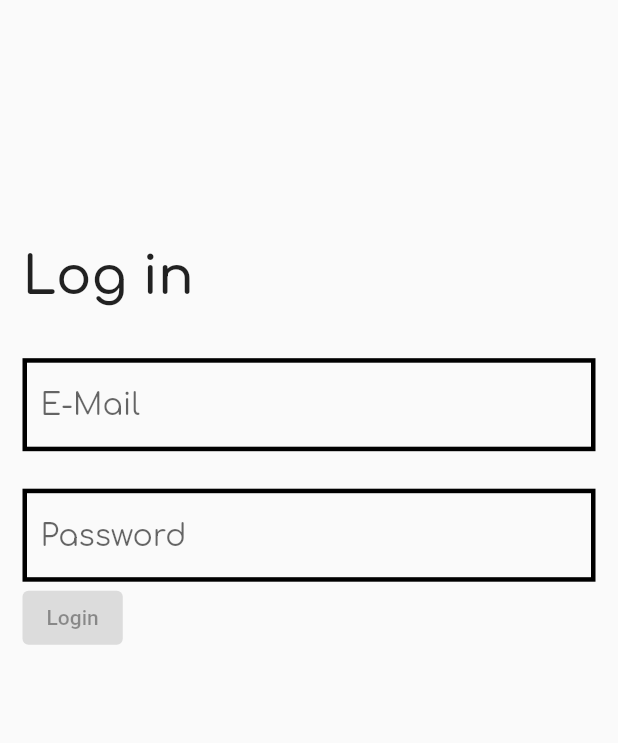
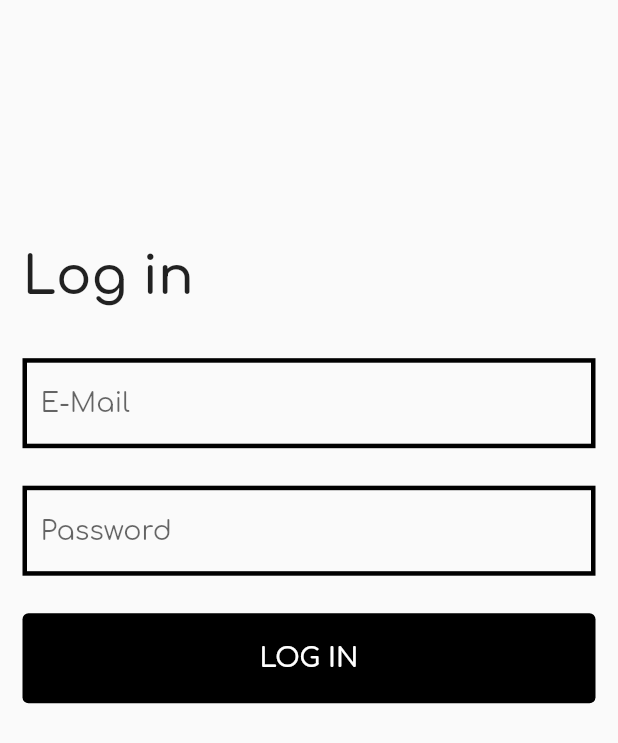
Before and after one commit to CPMoviePHil/wanin_interview_login, a Flutter app: the screen it shows after launch, on a phone screen of 412 x 824 dp. Shown: the top 743 px of the screen. Run offline on Flutter 3.47's test engine with Material 2 defaults, Android fonts, the phone set to English and light mode, and no system bars; our stand-ins replace bloc, equatable, flutter_bloc, formz, google_fonts, logger; accounts and stored records are empty.

Commit message:
按鈕調整

```diff
--- a/lib/l10n/intl_en.arb
+++ b/lib/l10n/intl_en.arb
@@ -1,5 +1,6 @@
 {
   "loginPageTitle": "Log in",
+  "login": "log in",
   "email": "E-Mail",
   "invalidEmail": "Invalid E-Mail",
   "password": "Password",
--- a/lib/l10n/intl_zh_TW.arb
+++ b/lib/l10n/intl_zh_TW.arb
@@ -1,5 +1,6 @@
 {
   "loginPageTitle": "登入",
+  "login": "log in",
   "email": "電子信箱",
   "invalidEmail": "信箱格式錯誤",
   "password": "密碼",
--- a/lib/templates/login_form.dart
+++ b/lib/templates/login_form.dart
@@ -28,7 +28,7 @@ class LoginForm extends StatelessWidget {
         child: Column(
           crossAxisAlignment: CrossAxisAlignment.start,
           //mainAxisAlignment: MainAxisAlignment.center,
-          children: [
+          children: <Widget>[
             SizedBox(height: MediaQuery.of(context).size.height * 0.2,),
             WidgetsHelper.appText(
               text: S.of(context).loginPageTitle,
@@ -36,10 +36,14 @@ class LoginForm extends StatelessWidget {
               fontWeight: FontWeight.w600,
             ),
             const SizedBox(height: 35,),
-            _Email(),
+            const _Email(),
             const SizedBox(height: 25,),
-            _Password(),
-            _LoginButton(),
+            const _Password(),
+            const SizedBox(height: 25,),
+            const SizedBox(
+              width: double.infinity,
+              child: _LoginSubmit(),
+            ),
           ],
         ),
       ),
@@ -48,6 +52,9 @@ class LoginForm extends StatelessWidget {
 }
 
 class _Email extends StatelessWidget {
+
+  const _Email({Key? key,}) : super(key: key,);
+
   @override
   Widget build(BuildContext context) {
     return BlocBuilder<LoginBloc, LoginState>(
@@ -67,6 +74,9 @@ class _Email extends StatelessWidget {
 }
 
 class _Password extends StatelessWidget {
+
+  const _Password({Key? key,}) : super(key: key,);
+
   @override
   Widget build(BuildContext context) {
     return BlocBuilder<LoginBloc, LoginState>(
@@ -84,22 +94,23 @@ class _Password extends StatelessWidget {
   }
 }
 
-class _LoginButton extends StatelessWidget {
+class _LoginSubmit extends StatelessWidget {
+
+  const _LoginSubmit({Key? key}) : super(key: key,);
+
   @override
   Widget build(BuildContext context) {
     return BlocBuilder<LoginBloc, LoginState>(
       buildWhen: (previous, current) => previous.status != current.status,
       builder: (context, state) {
-        return state.status.isSubmissionInProgress
-            ? const CircularProgressIndicator()
-            : ElevatedButton(
-          key: const Key('loginForm_continue_raisedButton'),
-          child: const Text('Login'),
-          onPressed: state.status.isValidated
-              ? () {
-            context.read<LoginBloc>().add(const LoginSubmitted());
-          }
-              : null,
+        return WidgetsHelper.appButton(
+          context: context,
+          buttonLabel: S.of(context).login.toUpperCase(),
+          color: Colors.black,
+          fontColor: Colors.white,
+          padding: const EdgeInsets.symmetric(vertical: 20,),
+          fontWeight: FontWeight.w600,
+          onPressed: state.status.isValidated ? () => context.read<LoginBloc>().add(const LoginSubmitted()) : null,
         );
       },
     );
--- a/lib/utils/widgets_helper.dart
+++ b/lib/utils/widgets_helper.dart
@@ -15,6 +15,52 @@ class WidgetsHelper {
     return BorderSide(
       width: width,
       color: color,
+    );
+  }
+
+  static ElevatedButton appButton ({
+    required BuildContext context,
+    required String buttonLabel,
+    VoidCallback? onPressed,
+    Color? color,
+    Color? fontColor,
+    WidgetSize? size,
+    FontWeight? fontWeight,
+    EdgeInsetsGeometry? padding,
+  }) {
+    color ??= Theme.of(context).primaryColor;
+    return ElevatedButton(
+      child: appText(
+        text: buttonLabel,
+        size: size,
+        fontWeight: fontWeight,
+        fontColor: fontColor,
+      ),
+      onPressed: onPressed,
+      style: ButtonStyle(
+        padding: MaterialStateProperty.all(padding),
+        backgroundColor: MaterialStateProperty.resolveWith<Color>(
+              (Set<MaterialState> states) {
+            if (color != null) {
+              if (states.contains(MaterialState.pressed)) {
+                return color;
+              }
+              else if (states.contains(MaterialState.disabled)) {
+                return color;
+              } else {
+                return color;
+              }
+            } else {
+              return Theme.of(context).primaryColor;
+            }
+          },
+        ),
+      ),
+      /*style: ElevatedButton.styleFrom(
+        primary: color,
+        onSurface: color,
+        padding: padding,
+      ),*/
     );
   }
 
@@ -216,7 +262,7 @@ class WidgetsHelper {
       case WidgetSize.extremeSmall:
         return 12;
       default :
-        return 20;
+        return 18;
     }
   }
 }
```
Also changed, not shown: lib/generated/intl/messages_en.dart, lib/generated/intl/messages_zh_TW.dart, lib/generated/l10n.dart.
